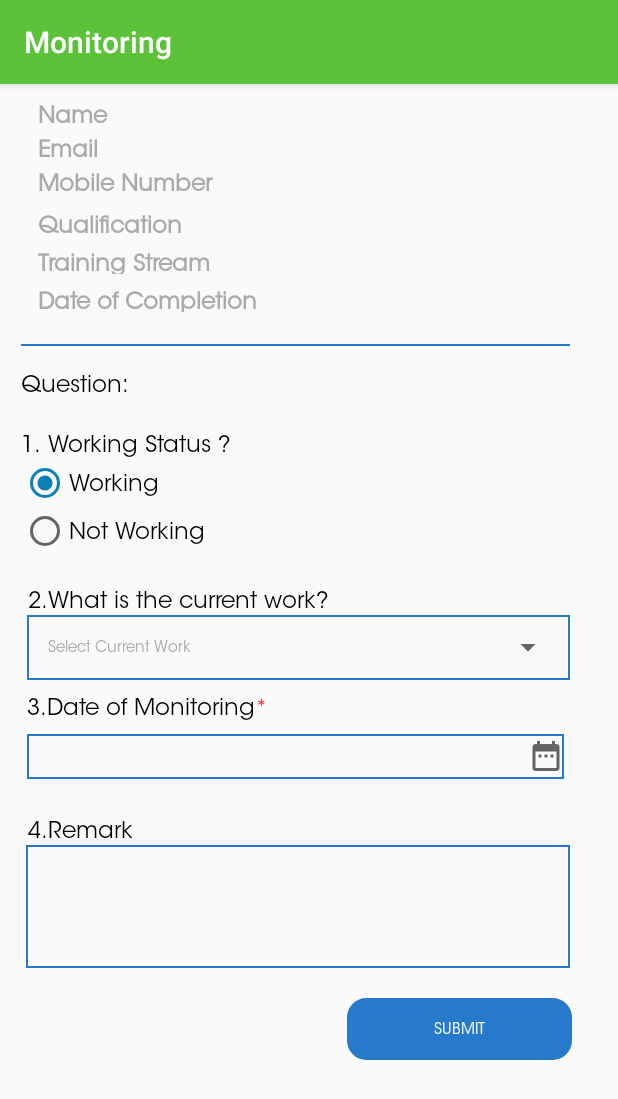
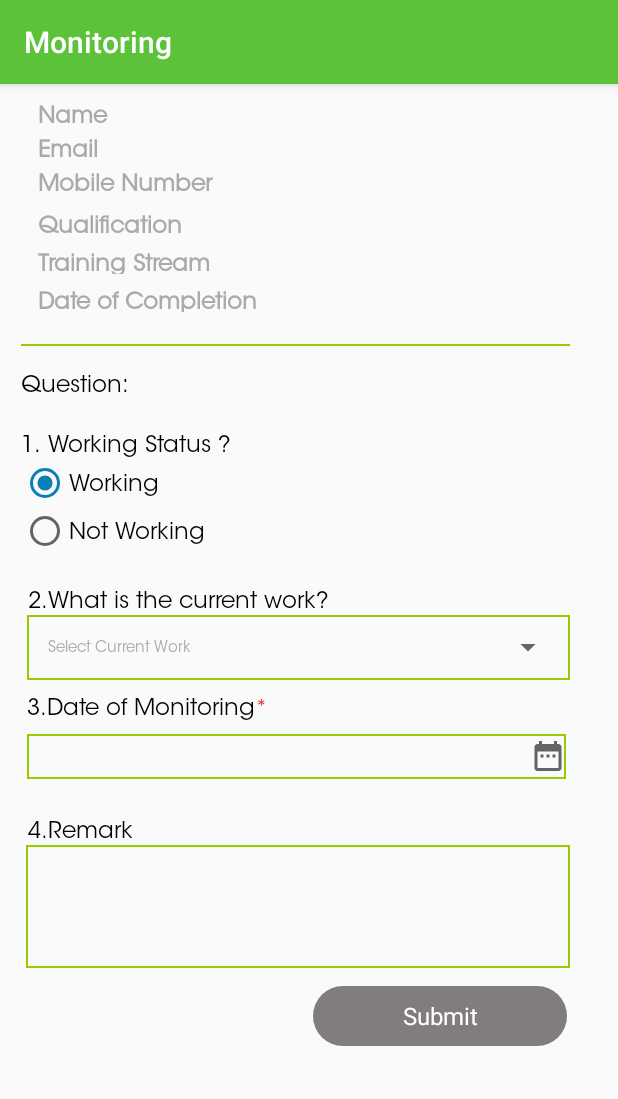
Before and after one commit to Amit211111/JubiFarm, an Android app: the MonitoringView screen opened directly, with no data from a screen before it, on a phone screen of 412 x 824 dp. Shown: the top 1099 px of the screen. Run offline under Robolectric (Android 15) with nearby library versions, the phone set to English and light mode, and no system bars; our stand-ins replace CircleImageView.

Commit message:
Skill Tracking Monitoring Final1

```diff
--- a/app/src/main/java/com/sanket/jubifarm/Livelihood/MonitoringView.java
+++ b/app/src/main/java/com/sanket/jubifarm/Livelihood/MonitoringView.java
@@ -31,8 +31,8 @@ public class MonitoringView extends AppCompatActivity {
     EditText et_date_of_monitoring;
      RadioGroup rg_working;
      RadioButton rb_working,rb_notworking;
-    TextView tv_name,tv_email,tv_mobileno,tv_qualification,tv_training_stream,tv_training_date;
-    Button btn_submit;
+    TextView tv_name,tv_email,tv_mobileno,tv_qualification,tv_training_stream,tv_training_date,tv_submit;
+
     EditText et_remark;
     private String skill_centerr = "", name = "", email = "", id = "",mobile = "", qualification = "", training_stream = "", bulk_density = "", land_name,
             date_of_training = "", soil_texture = "", ph = "",image="";
@@ -117,7 +117,7 @@ public class MonitoringView extends AppCompatActivity {
         });
 
 
-        btn_submit.setOnClickListener(new View.OnClickListener() {
+        tv_submit.setOnClickListener(new View.OnClickListener() {
             @Override
             public void onClick(View view) {
                 MonitoringStatusPojo monitoringStatusPojo = new MonitoringStatusPojo();
@@ -143,7 +143,7 @@ public class MonitoringView extends AppCompatActivity {
     private void IntilizeAll()
     {
         sqliteHelper=new SqliteHelper(this);
-        btn_submit=findViewById(R.id.btn_submit);
+        tv_submit=findViewById(R.id.tv_submit);
         et_date_of_monitoring=findViewById(R.id.et_date_of_monitoring);
         spn_current_work=findViewById(R.id.spn_current_work);
         et_remark=findViewById(R.id.et_remark);
--- a/app/src/main/res/drawable/box_type_draw.xml
+++ b/app/src/main/res/drawable/box_type_draw.xml
@@ -5,5 +5,5 @@
 
     <stroke
         android:width="1dp"
-        android:color="#2779CC" />
+        android:color="#ff99cc00" />
 </shape>
--- a/app/src/main/res/layout/activity_monitoring_view.xml
+++ b/app/src/main/res/layout/activity_monitoring_view.xml
@@ -220,7 +220,7 @@
             android:layout_marginRight="13dp"
 
             android:layout_marginTop="20dp"
-            android:background="#2779CC" />
+            android:background="#ff99cc00" />
 
         <TextView
             android:layout_width="match_parent"
@@ -282,7 +282,7 @@
         <LinearLayout
             android:layout_width="match_parent"
             android:layout_height="match_parent"
-            android:background="@drawable/monitor_spinner_draw"
+            android:background="@drawable/textviewboader"
             android:orientation="vertical"
             android:layout_marginRight="13dp"
             android:layout_marginLeft="4dp"
@@ -326,7 +326,8 @@
             android:layout_width="match_parent"
             android:layout_height="wrap_content"
             android:orientation="horizontal"
-            android:layout_marginRight="13dp"
+            android:layout_marginRight="12dp"
+
 
             android:padding="4dp">
 
@@ -336,7 +337,7 @@
                 android:layout_height="@dimen/_30dp"
                 android:layout_weight="1"
                 android:editable="false"
-                android:background="@drawable/monitor_spinner_draw"
+                android:background="@drawable/textviewboader"
                 android:fontFamily="@font/itcavantagradestdbk"
                 android:paddingLeft="@dimen/_5dp"
                 android:singleLine="true"
@@ -363,19 +364,21 @@
             android:layout_marginLeft="3dp"
 
             android:background="@drawable/box_type_draw"/>
-        <Button
-            android:id="@+id/btn_submit"
-            android:layout_width="@dimen/margin150"
-            android:layout_height="41dp"
-            android:layout_marginLeft="217dp"
+        <TextView
+            android:id="@+id/tv_submit"
+            android:layout_width="match_parent"
+            android:layout_height="40dp"
+            android:layout_gravity="center"
+            android:layout_marginLeft="150dp"
+            android:layout_marginTop="12dp"
+            android:layout_marginRight="60dp"
             android:layout_weight="1"
-            android:fontFamily="@font/itcavantagradestdbk"
-            android:textColor="@color/colorPrimaryDark"
+            android:background="@drawable/buttanshapbalck"
 
-            android:layout_marginTop="20dp"
-            android:background="@drawable/draw"
+            android:gravity="center"
             android:text="Submit"
-            android:textSize="10dp" />
+            android:textColor="@android:color/white"
+            android:textSize="16dp" />
     </LinearLayout>
     </androidx.core.widget.NestedScrollView>
 </LinearLayout>
--- a/app/src/main/res/layout/custom_skill_center_list.xml
+++ b/app/src/main/res/layout/custom_skill_center_list.xml
@@ -158,22 +158,22 @@
             <Button
                 android:id="@+id/btn_monitoring"
                 android:layout_width="wrap_content"
-                android:layout_height="41dp"
+                android:layout_height="40dp"
                 android:layout_weight="1"
                 android:layout_marginLeft="175dp"
                 android:textColor="@color/colorPrimaryDark"
                 android:fontFamily="@font/itcavantagradestdbk"
                 android:text="Monitori"
-                android:background="@drawable/draw"
+                android:background="@drawable/buttanshapbalck"
                 android:textSize="10dp" />
 
             <Button
                 android:id="@+id/btn_view"
                 android:layout_width="wrap_content"
-                android:layout_height="41dp"
+                android:layout_height="40dp"
                 android:layout_marginLeft="10dp"
                 android:layout_weight="1"
-                android:background="@drawable/draw"
+                android:background="@drawable/buttanshapbalck"
                 android:textColor="@color/colorPrimaryDark"
                 android:fontFamily="@font/itcavantagradestdbk"
                 android:text="View"
```
